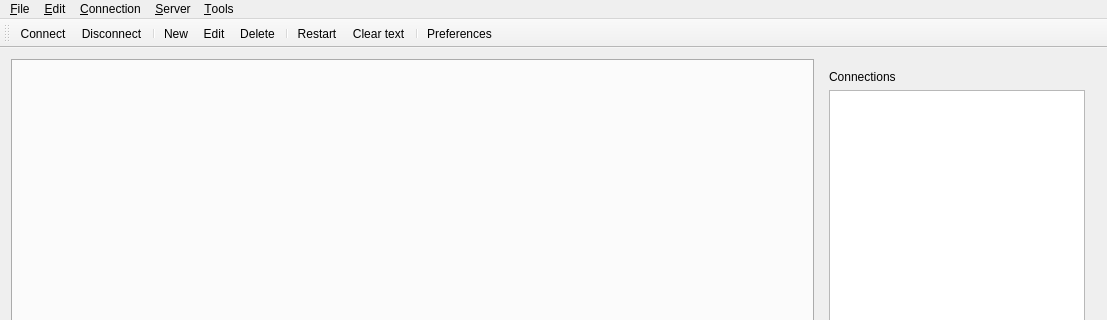
Before: the Qt Designer form mainwindow.ui in MelanieT/OpenSimConsoleClient, drawn with Qt 5; both pictures show x 0 to 1107 and y 0 to 320 of the 1107 by 885 pixel window.
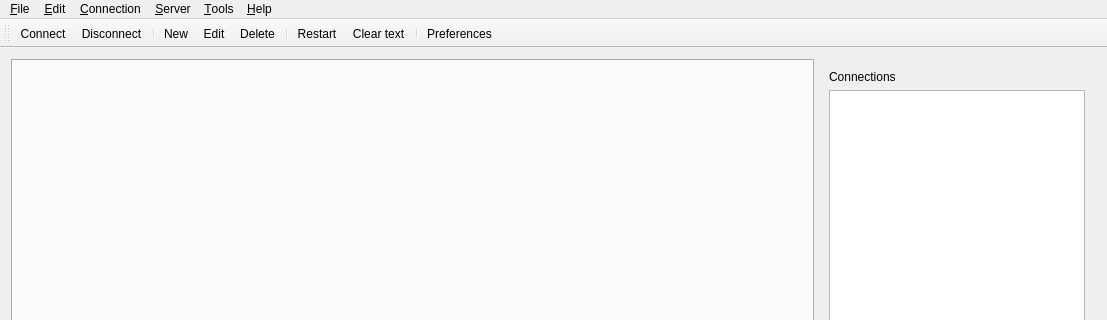
After: the same form once the commit is applied. Icons and pictures are not drawn.

```diff
--- a/mainwindow.ui
+++ b/mainwindow.ui
@@ -123,11 +123,18 @@
     </property>
     <addaction name="action_Preferences"/>
    </widget>
+   <widget class="QMenu" name="menuHelp">
+    <property name="title">
+     <string>&amp;Help</string>
+    </property>
+    <addaction name="action_About"/>
+   </widget>
    <addaction name="menu_File"/>
    <addaction name="menu_Edit"/>
    <addaction name="menu_Connection"/>
    <addaction name="menu_Server"/>
    <addaction name="menu_Tools"/>
+   <addaction name="menuHelp"/>
   </widget>
   <widget class="QToolBar" name="mainToolBar">
    <attribute name="toolBarArea">
```
Left out of the diff: 7 changed lines with no effect on the pictures.
